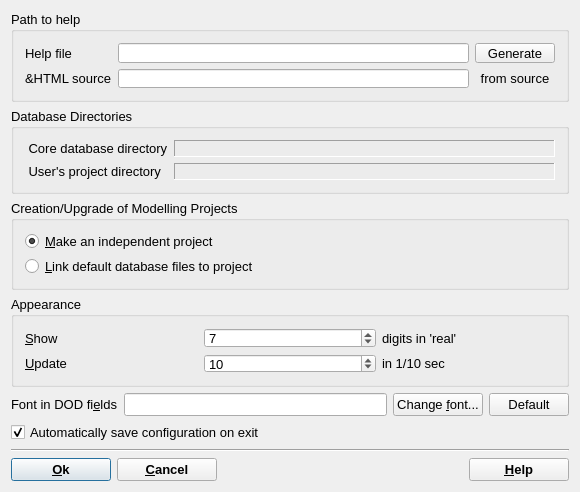
Qt form gems3/vizor4/dlg4/SettingsDialog4.ui (gemshub/GEMSGUI) before a commit.
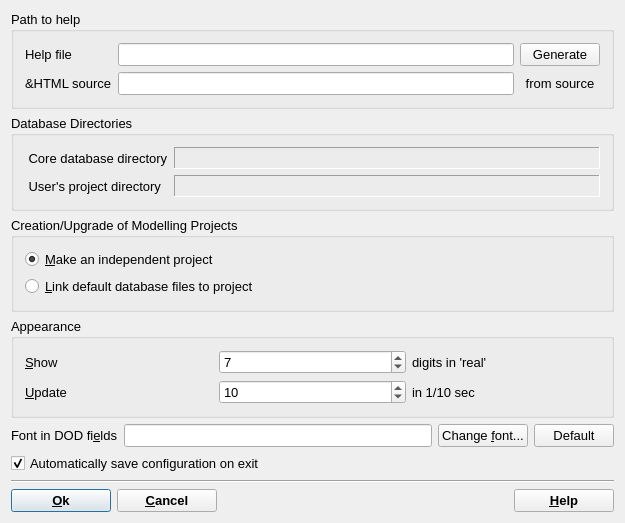
The same form after that commit.

Diff of the .ui file:
```diff
--- a/gems3/vizor4/dlg4/SettingsDialog4.ui
+++ b/gems3/vizor4/dlg4/SettingsDialog4.ui
@@ -10,8 +10,8 @@
    <rect>
     <x>0</x>
     <y>0</y>
-    <width>580</width>
-    <height>492</height>
+    <width>625</width>
+    <height>523</height>
    </rect>
   </property>
   <property name="minimumSize">
@@ -309,7 +309,7 @@
     </widget>
    </item>
    <item row="4" column="0">
-    <layout class="QHBoxLayout">
+    <layout class="QHBoxLayout" name="hboxLayout_1">
      <item>
       <widget class="QLabel" name="TextLabel1_3">
        <property name="text">
@@ -373,7 +373,7 @@
     </widget>
    </item>
    <item row="7" column="0">
-    <layout class="QHBoxLayout">
+    <layout class="QHBoxLayout" name="hboxLayout">
      <item>
       <widget class="QPushButton" name="pButtonOK">
        <property name="minimumSize">
@@ -422,7 +422,7 @@
       </widget>
      </item>
      <item>
-      <spacer>
+      <spacer name="spacer">
        <property name="orientation">
         <enum>Qt::Horizontal</enum>
        </property>
```
